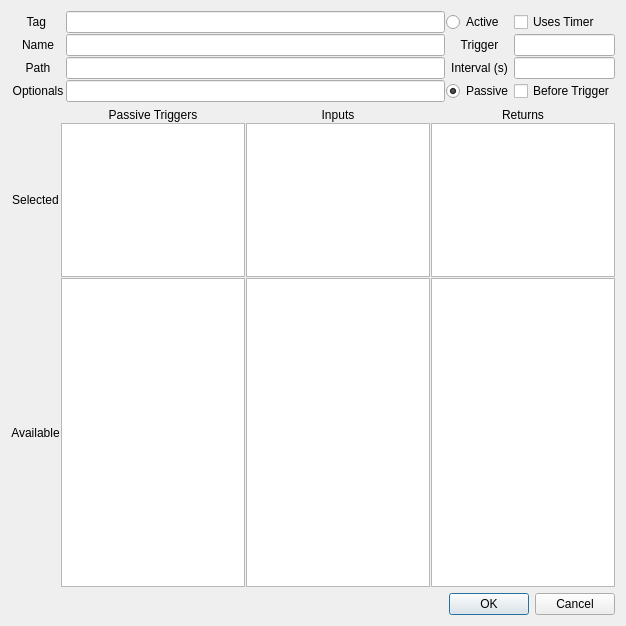
The window that ActionSetup.ui (AndrewReynen/Lazylyst) describes before a commit, drawn with Qt 5.
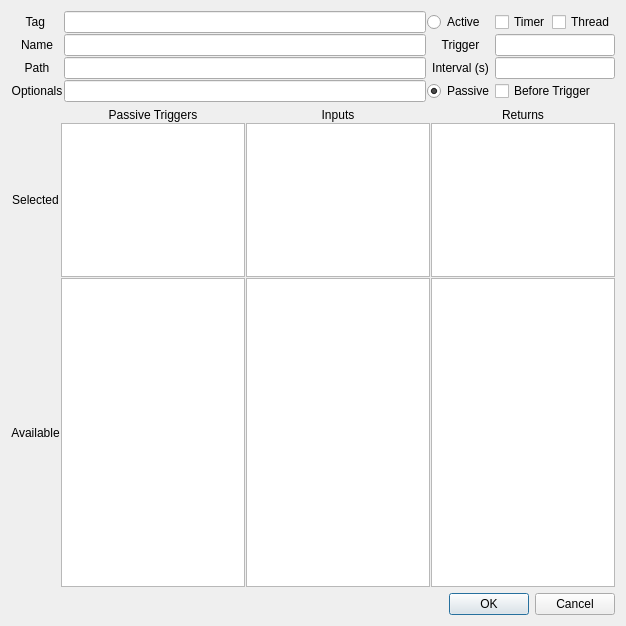
The same window after the commit. Custom widgets are drawn as their Qt base class.

```diff
--- a/ActionSetup.ui
+++ b/ActionSetup.ui
@@ -15,12 +15,12 @@
   </property>
   <layout class="QVBoxLayout" name="verticalLayout">
    <item>
-    <layout class="QGridLayout" name="actShortInputLayout" rowstretch="0,0,0,0,0,0" columnstretch="0,1,7,1,1" columnminimumwidth="0,0,0,0,0">
+    <layout class="QGridLayout" name="actShortInputLayout" rowstretch="0,0,0,0,0,0,0" columnstretch="0,1,7,1,1" columnminimumwidth="0,0,0,0,0">
      <property name="spacing">
       <number>1</number>
      </property>
-     <item row="3" column="1">
-      <widget class="QLabel" name="actPathLabel">
+     <item row="6" column="1">
+      <widget class="QLabel" name="actOptionalsLabel">
        <property name="sizePolicy">
         <sizepolicy hsizetype="Preferred" vsizetype="Preferred">
          <horstretch>0</horstretch>
@@ -40,44 +40,15 @@
         </font>
        </property>
        <property name="text">
-        <string>Path</string>
+        <string>Optionals</string>
        </property>
        <property name="alignment">
         <set>Qt::AlignCenter</set>
        </property>
       </widget>
      </item>
-     <item row="0" column="2">
-      <widget class="HoverLineEdit" name="actTagLineEdit"/>
-     </item>
-     <item row="3" column="2">
-      <widget class="QLineEdit" name="actPathLineEdit"/>
-     </item>
-     <item row="1" column="2">
-      <widget class="QLineEdit" name="actNameLineEdit"/>
-     </item>
-     <item row="1" column="1">
-      <widget class="QLabel" name="actNameLabel">
-       <property name="font">
-        <font>
-         <weight>50</weight>
-         <bold>false</bold>
-        </font>
-       </property>
-       <property name="text">
-        <string>Name</string>
-       </property>
-       <property name="alignment">
-        <set>Qt::AlignCenter</set>
-       </property>
-      </widget>
-     </item>
-     <item row="0" column="3">
-      <widget class="QRadioButton" name="actActiveRadio">
-       <property name="text">
-        <string>Active</string>
-       </property>
-      </widget>
+     <item row="2" column="4">
+      <widget class="KeyBindLineEdit" name="actTriggerLineEdit"/>
      </item>
      <item row="0" column="1">
       <widget class="QLabel" name="actTagLabel">
@@ -107,23 +78,8 @@
        </property>
       </widget>
      </item>
-     <item row="5" column="2">
-      <widget class="QLineEdit" name="actOptionalsLineEdit"/>
-     </item>
-     <item row="5" column="1">
-      <widget class="QLabel" name="actOptionalsLabel">
-       <property name="sizePolicy">
-        <sizepolicy hsizetype="Preferred" vsizetype="Preferred">
-         <horstretch>0</horstretch>
-         <verstretch>0</verstretch>
-        </sizepolicy>
-       </property>
-       <property name="maximumSize">
-        <size>
-         <width>16777215</width>
-         <height>16777215</height>
-        </size>
-       </property>
+     <item row="2" column="1">
+      <widget class="QLabel" name="actNameLabel">
        <property name="font">
         <font>
          <weight>50</weight>
@@ -131,21 +87,14 @@
         </font>
        </property>
        <property name="text">
-        <string>Optionals</string>
+        <string>Name</string>
        </property>
        <property name="alignment">
         <set>Qt::AlignCenter</set>
        </property>
       </widget>
      </item>
-     <item row="0" column="4">
-      <widget class="QCheckBox" name="activeTimerCheck">
-       <property name="text">
-        <string>Uses Timer</string>
-       </property>
-      </widget>
-     </item>
-     <item row="5" column="3">
+     <item row="6" column="3">
       <widget class="QRadioButton" name="actPassiveRadio">
        <property name="text">
         <string>Passive</string>
@@ -155,17 +104,77 @@
        </property>
       </widget>
      </item>
-     <item row="5" column="4">
+     <item row="6" column="2">
+      <widget class="QLineEdit" name="actOptionalsLineEdit"/>
+     </item>
+     <item row="4" column="3">
+      <widget class="QLabel" name="actIntervalLabel">
+       <property name="font">
+        <font>
+         <weight>50</weight>
+         <bold>false</bold>
+        </font>
+       </property>
+       <property name="text">
+        <string>Interval (s)</string>
+       </property>
+       <property name="alignment">
+        <set>Qt::AlignCenter</set>
+       </property>
+      </widget>
+     </item>
+     <item row="0" column="3">
+      <widget class="QRadioButton" name="actActiveRadio">
+       <property name="text">
+        <string>Active</string>
+       </property>
+      </widget>
+     </item>
+     <item row="2" column="2">
+      <widget class="QLineEdit" name="actNameLineEdit"/>
+     </item>
+     <item row="6" column="4">
       <widget class="QCheckBox" name="passiveBeforeCheck">
        <property name="text">
         <string>Before Trigger</string>
        </property>
       </widget>
      </item>
-     <item row="1" column="4">
-      <widget class="KeyBindLineEdit" name="actTriggerLineEdit"/>
+     <item row="4" column="1">
+      <widget class="QLabel" name="actPathLabel">
+       <property name="sizePolicy">
+        <sizepolicy hsizetype="Preferred" vsizetype="Preferred">
+         <horstretch>0</horstretch>
+         <verstretch>0</verstretch>
+        </sizepolicy>
+       </property>
+       <property name="maximumSize">
+        <size>
+         <width>16777215</width>
+         <height>16777215</height>
+        </size>
+       </property>
+       <property name="font">
+        <font>
+         <weight>50</weight>
+         <bold>false</bold>
+        </font>
+       </property>
+       <property name="text">
+        <string>Path</string>
+       </property>
+       <property name="alignment">
+        <set>Qt::AlignCenter</set>
+       </property>
+      </widget>
      </item>
-     <item row="1" column="3">
+     <item row="0" column="2">
+      <widget class="HoverLineEdit" name="actTagLineEdit"/>
+     </item>
+     <item row="4" column="2">
+      <widget class="QLineEdit" name="actPathLineEdit"/>
+     </item>
+     <item row="2" column="3">
       <widget class="QLabel" name="actTriggerLabel">
        <property name="font">
         <font>
@@ -181,25 +190,27 @@
        </property>
       </widget>
      </item>
-     <item row="3" column="3">
-      <widget class="QLabel" name="actIntervalLabel">
-       <property name="font">
-        <font>
-         <weight>50</weight>
-         <bold>false</bold>
-        </font>
-       </property>
-       <property name="text">
-        <string>Interval (s)</string>
-       </property>
-       <property name="alignment">
-        <set>Qt::AlignCenter</set>
-       </property>
-      </widget>
-     </item>
-     <item row="3" column="4">
+     <item row="4" column="4">
       <widget class="QLineEdit" name="actIntervalLineEdit"/>
      </item>
+     <item row="0" column="4">
+      <layout class="QHBoxLayout" name="actActiveCheckLayout">
+       <item>
+        <widget class="QCheckBox" name="activeTimerCheck">
+         <property name="text">
+          <string>Timer</string>
+         </property>
+        </widget>
+       </item>
+       <item>
+        <widget class="QCheckBox" name="activeThreadedCheck">
+         <property name="text">
+          <string>Thread</string>
+         </property>
+        </widget>
+       </item>
+      </layout>
+     </item>
     </layout>
    </item>
    <item>
```
Left out of the diff: 1 changed line with no effect on the pictures.
